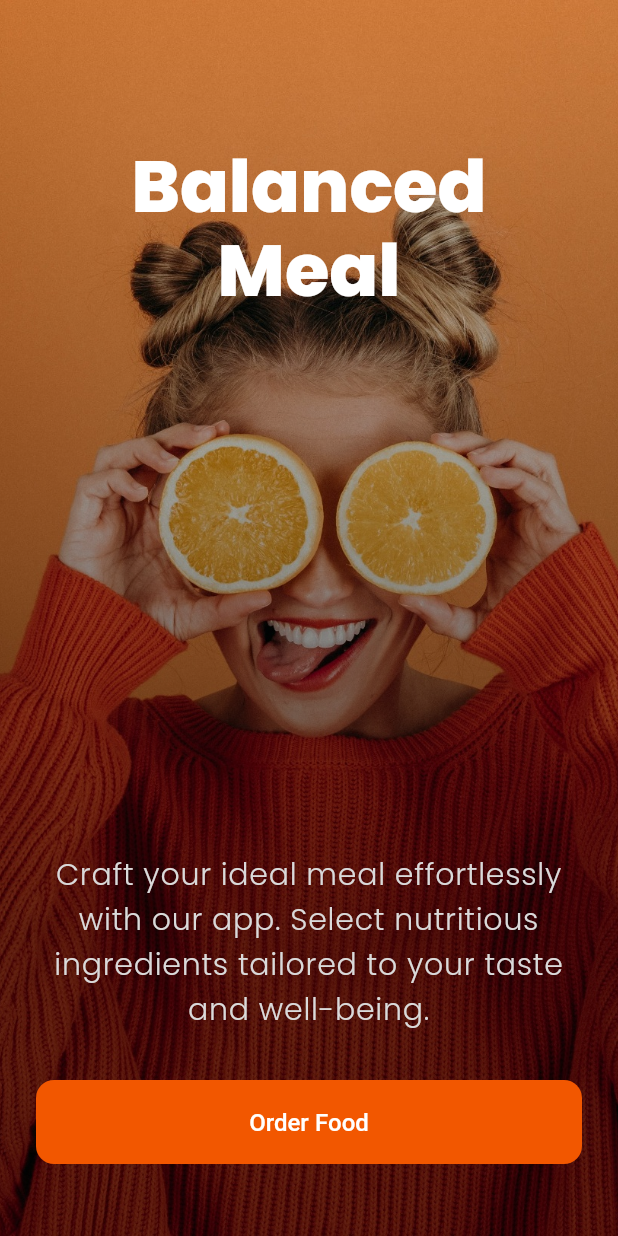
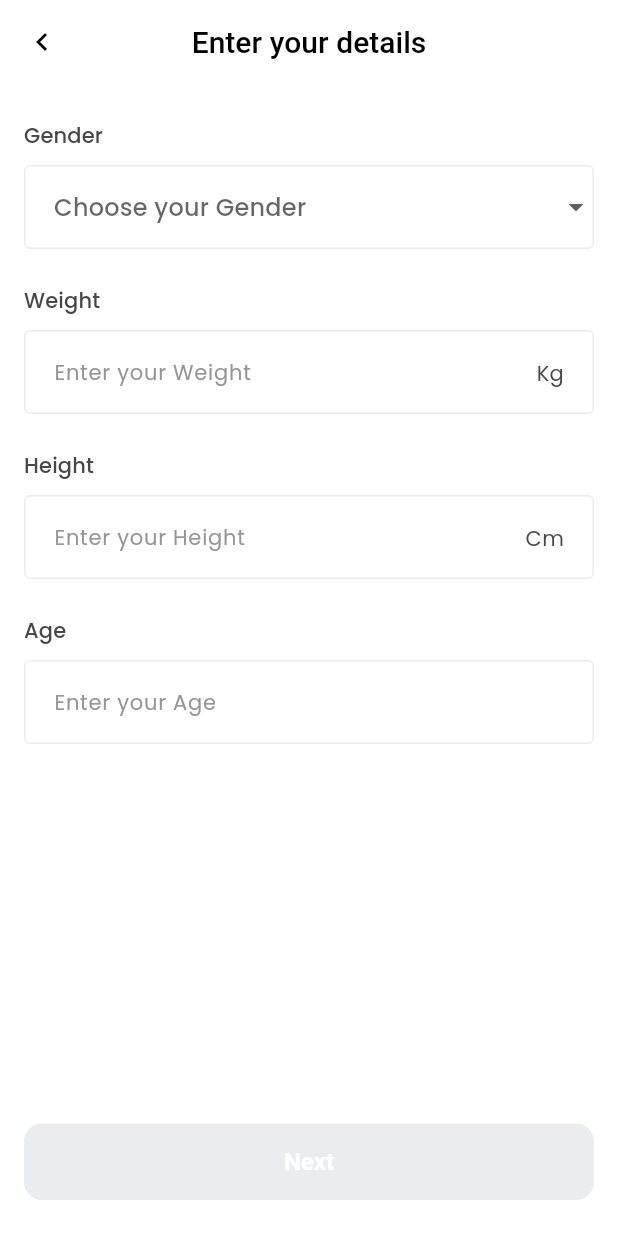
Before and after one commit to EslamMagdy12/balanced_meal_app, a Flutter app: the screen it shows after launch, after a tap on "Order Food", on a phone screen of 412 x 824 dp. Run offline on Flutter 3.47's test engine with Material 3 defaults, Android fonts, the phone set to English and light mode, and no system bars; our stand-ins replace dio, easy_localization, equatable, flutter_bloc, flutter_secure_storage, fluttertoast and 7 more.

Commit message:
add user details screen and form; update routing and localization

```diff
--- a/assets/translations/ar.json
+++ b/assets/translations/ar.json
@@ -50,5 +50,8 @@
   "InvalidWeight": "وزن غير صالح",
   "InvalidHeight": "طول غير صالح",
   "InvalidAge": "عمر غير صالح",
-  "Ok": "حسنا"
+  "Ok": "حسنا",
+  "Next": "التالي",
+  "Male": "ذكر",
+  "Female": "أنثى"
 }
--- a/assets/translations/en.json
+++ b/assets/translations/en.json
@@ -50,5 +50,8 @@
   "InvalidWeight": "Invalid weight",
   "InvalidHeight": "Invalid height",
   "InvalidAge": "Invalid age",
-  "Ok": "Ok"
+  "Ok": "Ok",
+  "Next": "Next",
+  "Male": "Male",
+  "Female": "Female"
 }
--- a/lib/core/theme/app_theme.dart
+++ b/lib/core/theme/app_theme.dart
@@ -14,21 +14,21 @@ class AppTheme {
       backgroundColor: AppColors.white,
     ),
     textTheme: const TextTheme(
-      displayLarge: TextStyle(color: AppColors.white),
-      displayMedium: TextStyle(color: AppColors.white),
-      displaySmall: TextStyle(color: AppColors.white),
-      headlineLarge: TextStyle(color: AppColors.white),
-      headlineMedium: TextStyle(color: AppColors.white),
-      headlineSmall: TextStyle(color: AppColors.white),
-      titleLarge: TextStyle(color: AppColors.white),
-      titleMedium: TextStyle(color: AppColors.white),
-      titleSmall: TextStyle(color: AppColors.white),
-      labelLarge: TextStyle(color: AppColors.white),
-      labelMedium: TextStyle(color: AppColors.white),
-      labelSmall: TextStyle(color: AppColors.white),
-      bodyLarge: TextStyle(color: AppColors.white),
-      bodyMedium: TextStyle(color: AppColors.white),
-      bodySmall: TextStyle(color: AppColors.white),
+      displayLarge: TextStyle(color: AppColors.black),
+      displayMedium: TextStyle(color: AppColors.black),
+      displaySmall: TextStyle(color: AppColors.black),
+      headlineLarge: TextStyle(color: AppColors.black),
+      headlineMedium: TextStyle(color: AppColors.black),
+      headlineSmall: TextStyle(color: AppColors.black),
+      titleLarge: TextStyle(color: AppColors.black),
+      titleMedium: TextStyle(color: AppColors.black),
+      titleSmall: TextStyle(color: AppColors.black),
+      labelLarge: TextStyle(color: AppColors.black),
+      labelMedium: TextStyle(color: AppColors.black),
+      labelSmall: TextStyle(color: AppColors.black),
+      bodyLarge: TextStyle(color: AppColors.black),
+      bodyMedium: TextStyle(color: AppColors.black),
+      bodySmall: TextStyle(color: AppColors.black),
     ),
     progressIndicatorTheme: const ProgressIndicatorThemeData(
       color: AppColors.orange,
@@ -41,29 +41,22 @@ class AppTheme {
           RoundedRectangleBorder(borderRadius: BorderRadius.circular(12)),
         ),
         elevation: WidgetStateProperty.all(0),
-        textStyle: WidgetStateProperty.resolveWith((states) {
-          if (states.contains(WidgetState.disabled)) {
-            return const TextStyle(
-              fontSize: 16,
-              fontWeight: FontWeight.w500,
-              color: AppColors.mediumGray,
-            );
-          } else {
-            return const TextStyle(
-              fontSize: 16,
-              fontWeight: FontWeight.w500,
-              color: AppColors.white,
-            );
-          }
-        }),
+        textStyle: WidgetStateProperty.all(
+          const TextStyle(
+            fontWeight: FontWeight.w600,
+            fontSize: 16,
+            color: AppColors.white,
+          ),
+        ),
         padding: WidgetStateProperty.all(const EdgeInsets.all(16)),
       ),
     ),
     inputDecorationTheme: InputDecorationTheme(
+      suffixStyle: const TextStyle(color: AppColors.grayShade, fontSize: 14),
       floatingLabelBehavior: FloatingLabelBehavior.always,
       errorStyle: const TextStyle(color: AppColors.red, fontSize: 12),
       contentPadding: const EdgeInsets.all(16),
-      hintStyle: const TextStyle(color: AppColors.orange, fontSize: 14),
+      hintStyle: const TextStyle(color: AppColors.mediumGray, fontSize: 14),
       suffixIconColor: AppColors.mediumGray,
       labelStyle: const TextStyle(fontSize: 12, color: AppColors.mediumGray),
       enabledBorder: OutlineInputBorder(
--- a/lib/core/utils/routes/app_route.dart
+++ b/lib/core/utils/routes/app_route.dart
@@ -1,6 +1,8 @@
 import 'package:balanced_meal_app/core/utils/routes/route_name.dart';
-import 'package:balanced_meal_app/features/welcome/view/screens/welcome_screen.dart';
 import 'package:flutter/material.dart';
+
+import '../../../features/user_details/presentation/view/screens/user_details_screen.dart';
+import '../../../features/welcome/presentation/view/screens/welcome_screen.dart';
 
 class AppRoute {
   AppRoute._();
@@ -9,6 +11,8 @@ class AppRoute {
     switch (settings.name) {
       case RouteName.welcomeRoute:
         return MaterialPageRoute(builder: (_) => const WelcomeScreen());
+      case RouteName.userDetailsRoute:
+        return MaterialPageRoute(builder: (_) => UserDetailsScreen());
       default:
         return MaterialPageRoute(
           builder: (_) =>
--- a/lib/core/utils/routes/route_name.dart
+++ b/lib/core/utils/routes/route_name.dart
@@ -2,5 +2,5 @@ class RouteName {
   RouteName._();
 
   static const String welcomeRoute = '/welcome';
-  static const String detailsRoute = '/details';
+  static const String userDetailsRoute = '/user-details';
 }
--- /dev/null
+++ b/lib/features/user_details/presentation/view/screens/user_details_screen.dart
@@ -0,0 +1,49 @@
+import 'package:balanced_meal_app/core/utils/di/di.dart';
+import 'package:balanced_meal_app/core/utils/l10n/locale_keys.g.dart';
+import 'package:balanced_meal_app/features/user_details/presentation/view/widgets/user_details_form.dart';
+import 'package:balanced_meal_app/features/user_details/presentation/view_model/user_details_cubit.dart';
+import 'package:easy_localization/easy_localization.dart';
+import 'package:flutter/material.dart';
+import 'package:flutter_bloc/flutter_bloc.dart';
+
+import '../widgets/user_details_next_button.dart';
+
+class UserDetailsScreen extends StatelessWidget {
+  UserDetailsScreen({super.key});
+
+  final UserDetailsCubit userDetailsCubit = getIt<UserDetailsCubit>();
+
+  @override
+  Widget build(BuildContext context) {
+    return BlocProvider(
+      create: (context) => userDetailsCubit,
+      child: Scaffold(
+        appBar: AppBar(
+          leading: IconButton(
+            icon: const Icon(Icons.chevron_left),
+            onPressed: () => Navigator.of(context).pop(),
+          ),
+          title: Text(LocaleKeys.EnterYourDetails.tr()),
+          centerTitle: true,
+        ),
+        body: Padding(
+          padding: const EdgeInsets.symmetric(horizontal: 16.0, vertical: 24.0),
+          child: Column(
+            crossAxisAlignment: CrossAxisAlignment.stretch,
+            children: [
+              Expanded(
+                child: SingleChildScrollView(
+                  child: Form(
+                    key: userDetailsCubit.formKey,
+                    child: const UserDetailsForm(),
+                  ),
+                ),
+              ),
+              const UserDetailsNextButton(),
+            ],
+          ),
+        ),
+      ),
+    );
+  }
+}
--- /dev/null
+++ b/lib/features/user_details/presentation/view/widgets/user_details_form.dart
@@ -0,0 +1,105 @@
+import 'package:balanced_meal_app/features/user_details/presentation/view_model/user_details_cubit.dart';
+import 'package:easy_localization/easy_localization.dart';
+import 'package:flutter/material.dart';
+import 'package:flutter_bloc/flutter_bloc.dart';
+
+import '../../../../../core/assets/app_colors.dart';
+import '../../../../../core/utils/l10n/locale_keys.g.dart';
+import '../../view_model/user_details_state.dart';
+
+class UserDetailsForm extends StatelessWidget {
+  const UserDetailsForm({super.key});
+
+  @override
+  Widget build(BuildContext context) {
+    final UserDetailsCubit userDetailsCubit = context.read<UserDetailsCubit>();
+    return Column(
+      crossAxisAlignment: CrossAxisAlignment.stretch,
+      children: [
+        Text(
+          LocaleKeys.Gender.tr(),
+          style: Theme.of(
+            context,
+          ).textTheme.labelLarge!.copyWith(color: AppColors.grayShade),
+        ),
+        const SizedBox(height: 10),
+        DropdownButtonFormField(
+          dropdownColor: AppColors.white,
+          hint: Text(LocaleKeys.ChooseYourGender.tr()),
+          value: userDetailsCubit.selectedGender,
+          items: [LocaleKeys.Male.tr(), LocaleKeys.Female.tr()]
+              .map(
+                (option) =>
+                    DropdownMenuItem(value: option, child: Text(option)),
+              )
+              .toList(),
+          onChanged: (value) {
+            userDetailsCubit.selectedGender = value;
+            userDetailsCubit.doIntent(ValidateColorButtonAction());
+          },
+          validator: userDetailsCubit.validator.validateGender,
+        ),
+        const SizedBox(height: 24),
+        Text(
+          LocaleKeys.Weight.tr(),
+          style: Theme.of(
+            context,
+          ).textTheme.labelLarge!.copyWith(color: AppColors.grayShade),
+        ),
+        const SizedBox(height: 10),
+        TextFormField(
+          onChanged: (value) {
+            userDetailsCubit.doIntent(ValidateColorButtonAction());
+          },
+          autovalidateMode: AutovalidateMode.onUserInteraction,
+          validator: userDetailsCubit.validator.validateWeight,
+          controller: userDetailsCubit.weightController,
+          decoration: InputDecoration(
+            hintText: LocaleKeys.EnterYourWeight.tr(),
+            suffixText: LocaleKeys.Kg.tr(),
+          ),
+          keyboardType: TextInputType.number,
+        ),
+        const SizedBox(height: 24),
+        Text(
+          LocaleKeys.Height.tr(),
+          style: Theme.of(
+            context,
+          ).textTheme.labelLarge!.copyWith(color: AppColors.grayShade),
+        ),
+        const SizedBox(height: 10),
+        TextFormField(
+          onChanged: (value) {
+            userDetailsCubit.doIntent(ValidateColorButtonAction());
+          },
+          autovalidateMode: AutovalidateMode.onUserInteraction,
+          validator: userDetailsCubit.validator.validateHeight,
+          controller: userDetailsCubit.heightController,
+          decoration: InputDecoration(
+            hintText: LocaleKeys.EnterYourHeight.tr(),
+            suffixText: LocaleKeys.Cm.tr(),
+          ),
+          keyboardType: TextInputType.number,
+        ),
+        const SizedBox(height: 24),
+        Text(
+          LocaleKeys.Age.tr(),
+          style: Theme.of(
+            context,
+          ).textTheme.labelLarge!.copyWith(color: AppColors.grayShade),
+        ),
+        const SizedBox(height: 10),
+        TextFormField(
+          onChanged: (value) {
+            userDetailsCubit.doIntent(ValidateColorButtonAction());
+          },
+          autovalidateMode: AutovalidateMode.onUserInteraction,
+          controller: userDetailsCubit.ageController,
+          validator: userDetailsCubit.validator.validateAge,
+          decoration: InputDecoration(hintText: LocaleKeys.EnterYourAge.tr()),
+          keyboardType: TextInputType.number,
+        ),
+      ],
+    );
+  }
+}
--- /dev/null
+++ b/lib/features/user_details/presentation/view/widgets/user_details_next_button.dart
@@ -0,0 +1,40 @@
+import 'package:balanced_meal_app/core/assets/app_colors.dart';
+import 'package:easy_localization/easy_localization.dart';
+import 'package:flutter/material.dart';
+import 'package:flutter_bloc/flutter_bloc.dart';
+
+import '../../../../../core/utils/l10n/locale_keys.g.dart';
+import '../../view_model/user_details_cubit.dart';
+import '../../view_model/user_details_state.dart';
+
+class UserDetailsNextButton extends StatelessWidget {
+  const UserDetailsNextButton({super.key});
+
+  @override
+  Widget build(BuildContext context) {
+    final UserDetailsCubit userDetailsCubit = context.read<UserDetailsCubit>();
+    return BlocBuilder<UserDetailsCubit, UserDetailsState>(
+      builder: (context, state) {
+        return ElevatedButton(
+          onPressed: userDetailsCubit.validate
+              ? () {
+                  userDetailsCubit.doIntent(CalculateCaloriesAction());
+                  // Navigator.of(context).pushNamed(
+                  //   '/caloriesResult',
+                  //   arguments: userDetailsCubit.calories,
+                  // );
+                }
+              : null,
+          style: Theme.of(context).elevatedButtonTheme.style?.copyWith(
+            backgroundColor: WidgetStateProperty.all(
+              userDetailsCubit.validate
+                  ? AppColors.orange
+                  : AppColors.lightBlue,
+            ),
+          ),
+          child: Text(LocaleKeys.Next.tr()),
+        );
+      },
+    );
+  }
+}
--- /dev/null
+++ b/lib/features/user_details/presentation/view_model/user_details_cubit.dart
@@ -0,0 +1,63 @@
+import 'package:balanced_meal_app/core/utils/validator/validator.dart';
+import 'package:balanced_meal_app/features/user_details/presentation/view_model/user_details_state.dart';
+import 'package:easy_localization/easy_localization.dart';
+import 'package:flutter/material.dart';
+import 'package:flutter_bloc/flutter_bloc.dart';
+import 'package:injectable/injectable.dart';
+
+import '../../../../core/base/base_state.dart';
+import '../../../../core/utils/l10n/locale_keys.g.dart';
+
+@injectable
+class UserDetailsCubit extends Cubit<UserDetailsState> {
+  final Validator validator;
+
+  UserDetailsCubit(this.validator)
+    : super(UserDetailsState(userDetailsState: BaseInitialState()));
+  final GlobalKey<FormState> formKey = GlobalKey<FormState>();
+  String? selectedGender;
+  final TextEditingController weightController = TextEditingController();
+  final TextEditingController heightController = TextEditingController();
+  final TextEditingController ageController = TextEditingController();
+  bool validate = false;
+  double? calories;
+
+  void doIntent(UserDetailsActions action) {
+    switch (action) {
+      case CalculateCaloriesAction():
+        _calculateCalories();
+      case ValidateColorButtonAction():
+        _validateColorButton();
+    }
+  }
+
+  void _calculateCalories() {
+    final weight = double.tryParse(weightController.text);
+    final height = double.tryParse(heightController.text);
+    final age = double.tryParse(ageController.text);
+    if (selectedGender == LocaleKeys.Male.tr()) {
+      calories = 666.47 + 13.75 * weight! + 5 * height! - 6.75 * age!;
+    } else {
+      calories = 655.1 + 9.56 * weight! + 1.85 * height! - 4.67 * age!;
+    }
+  }
+
+  void _validateColorButton() {
+    if (selectedGender == null ||
+        weightController.text.isEmpty ||
+        heightController.text.isEmpty ||
+        ageController.text.isEmpty) {
+      validate = false;
+    } else if (!formKey.currentState!.validate()) {
+      validate = false;
+    } else {
+      validate = true;
+    }
+    emit(
+      state.copyWith(
+        userDetailsState: BaseInitialState(),
+        isValidate: validate,
+      ),
+    );
+  }
+}
--- /dev/null
+++ b/lib/features/user_details/presentation/view_model/user_details_state.dart
@@ -0,0 +1,28 @@
+import 'package:balanced_meal_app/core/base/base_state.dart';
+import 'package:equatable/equatable.dart';
+
+class UserDetailsState extends Equatable {
+  final BaseState userDetailsState;
+  final bool isValidate;
+
+  const UserDetailsState({
+    required this.userDetailsState,
+    this.isValidate = false,
+  });
+
+  UserDetailsState copyWith({BaseState? userDetailsState, bool? isValidate}) {
+    return UserDetailsState(
+      userDetailsState: userDetailsState ?? this.userDetailsState,
+      isValidate: isValidate ?? this.isValidate,
+    );
+  }
+
+  @override
+  List<Object?> get props => [userDetailsState, isValidate];
+}
+
+sealed class UserDetailsActions {}
+
+class CalculateCaloriesAction extends UserDetailsActions {}
+
+class ValidateColorButtonAction extends UserDetailsActions {}
--- a/lib/features/welcome/view/screens/welcome_screen.dart
+++ b/lib/features/welcome/presentation/view/screens/welcome_screen.dart
@@ -3,7 +3,8 @@ import 'package:balanced_meal_app/core/utils/l10n/locale_keys.g.dart';
 import 'package:easy_localization/easy_localization.dart';
 import 'package:flutter/material.dart';
 
-import '../../../../core/assets/app_images.dart';
+import '../../../../../core/assets/app_images.dart';
+import '../../../../../core/utils/routes/route_name.dart';
 
 class WelcomeScreen extends StatelessWidget {
   const WelcomeScreen({super.key});
@@ -43,6 +44,7 @@ class WelcomeScreen extends StatelessWidget {
                   style: Theme.of(context).textTheme.displayMedium!.copyWith(
                     fontWeight: FontWeight.w800,
                     fontSize: 48,
+                    color: AppColors.white,
                   ),
                 ),
                 const Spacer(),
@@ -57,7 +59,9 @@ class WelcomeScreen extends StatelessWidget {
                 ),
                 const SizedBox(height: 32),
                 ElevatedButton(
-                  onPressed: () {},
+                  onPressed: () {
+                    Navigator.pushNamed(context, RouteName.userDetailsRoute);
+                  },
                   child: Text(LocaleKeys.OrderFood.tr()),
                 ),
               ],
```
Also changed, not shown: lib/core/utils/di/di.config.dart, lib/core/utils/l10n/locale_keys.g.dart.
